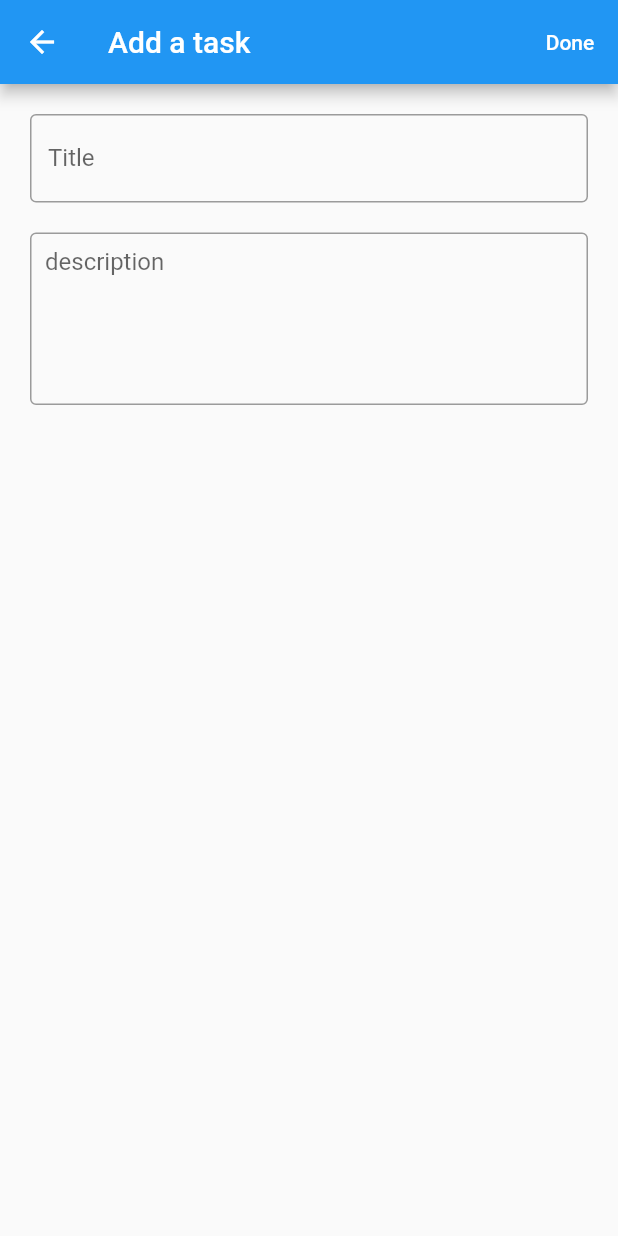
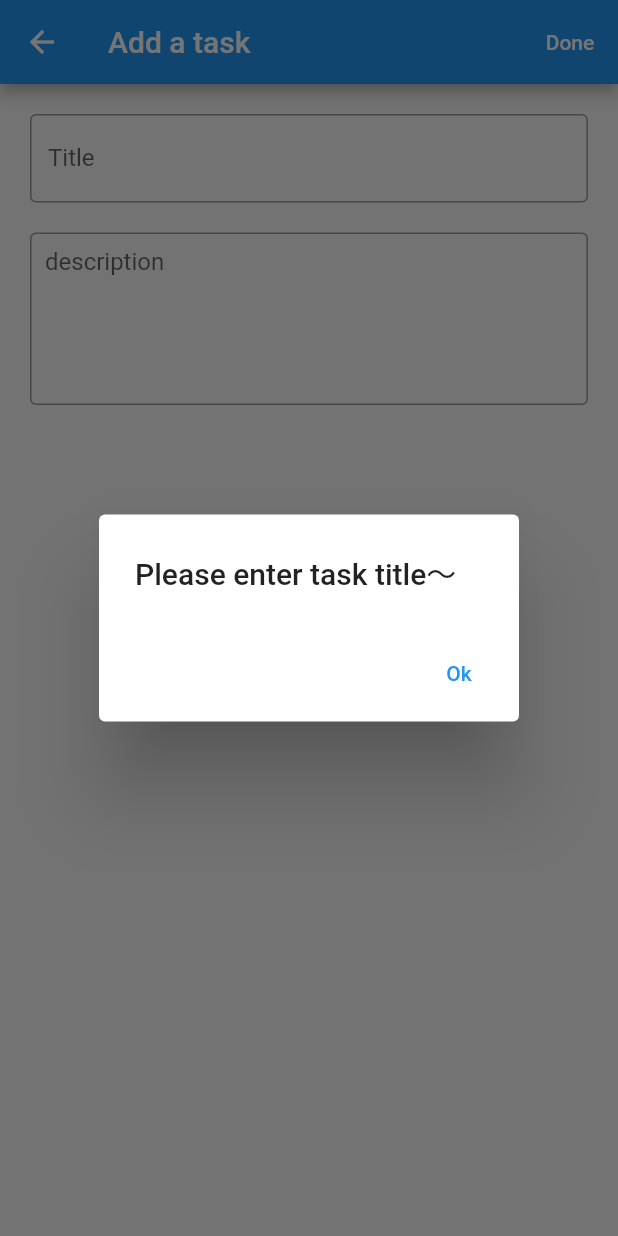
Before and after one commit to ZQ1297089376/TODOListDemo, a Flutter app: the EditTaskPage screen opened directly, after a tap on "Done", on a phone screen of 412 x 824 dp. Run offline on Flutter 3.47's test engine with Material 2 defaults, Android fonts, the phone set to English and light mode, and no system bars; our stand-ins replace sqflite; accounts and stored records are empty.

Commit message:
fixed bugs.

```diff
--- a/lib/components/db_tool.dart
+++ b/lib/components/db_tool.dart
@@ -23,7 +23,7 @@ class DataBase {
   `title` text not null,
   `description` text,
   `completed` integer not null,
-  `create_time` text
+  `create_time` timestamp default current_timestamp
   )
   ''';
 
@@ -31,13 +31,11 @@ class DataBase {
   insert into `task` (
   `title`,
   `description`,
-  `completed`,
-  `create_time`
+  `completed`
   ) values (
     'Slide left or right to delete task',
     'This is a demo',
-    0,
-    ''
+    0
   )
   ''';
 
--- a/lib/model/task.dart
+++ b/lib/model/task.dart
@@ -5,14 +5,14 @@ class Task {
   String title;
   String description;
   bool completed;
-  DateTime createTime;
+  String createTime;
 
   Task.fromMap(Map<String, dynamic> map) {
     id = map['id'];
     title = map['title'];
-    description = map['description'];
+    description = map['description'] ?? '';
     completed = map['completed'] == 1;
-    createTime = getCreateTime(map['create_time']);
+    createTime = map['create_time'];
   }
 
   Map<String, dynamic> toMap() {
@@ -24,17 +24,6 @@ class Task {
     if (id != null) {
       map['id'] = id;
     }
-    if (createTime == null) {
-      map['create_time'] = DateTime.now().millisecondsSinceEpoch.toString();
-    }
     return map;
   }
-
-  DateTime getCreateTime(String time) {
-    if (time == null || time.isEmpty) {
-      return DateTime.now();
-    } else {
-      return DateTime.fromMillisecondsSinceEpoch(int.parse(time));
-    }
-  }
 }
--- a/lib/page/edit_task_page.dart
+++ b/lib/page/edit_task_page.dart
@@ -1,7 +1,6 @@
 import 'package:flutter/material.dart';
 import 'package:todo_list_demo/components/db_tool.dart';
 import 'package:todo_list_demo/model/task.dart';
-import 'package:intl/intl.dart';
 
 class EditTaskPage extends StatefulWidget {
   const EditTaskPage({Key key, this.title, this.task}) : super(key: key);
@@ -16,7 +15,19 @@ class EditTaskPage extends StatefulWidget {
 
 class _EditTaskPageState extends State<EditTaskPage> {
 
+  String _taskTitle = '';
+  String _taskDesc = '';
+
+  @override
+  void initState() {
+    super.initState();
+    _taskTitle = widget.task.title;
+    _taskDesc = widget.task.description;
+  }
+
   onSubmit() async {
+    widget.task.title = _taskTitle;
+    widget.task.description = _taskDesc;
     DataBase db = DataBase();
     if (widget.task.id == null) {
       await db.insert(widget.task);
@@ -34,10 +45,11 @@ class _EditTaskPageState extends State<EditTaskPage> {
         actions: [
           TextButton(
             onPressed: () {
-              if (widget.task.title == null || widget.task.title.isEmpty) {
+              if (_taskTitle == null || _taskTitle == '') {
                 showDialog(context: context, builder: (c) => _buildAlertDialog());
+              } else {
+                onSubmit();
               }
-              onSubmit();
             },
             child: const Text(
               'Done',
@@ -55,14 +67,14 @@ class _EditTaskPageState extends State<EditTaskPage> {
           children: [
             TextField(
               controller: TextEditingController(
-                text: widget.task.title,
+                text: _taskTitle,
               ),
               decoration: const InputDecoration(
                   border: OutlineInputBorder(),
                   labelText: 'Title'
               ),
               onChanged: (v) {
-                widget.task.title = v;
+                _taskTitle = v;
               },
             ),
             const SizedBox(height: 20),
@@ -70,7 +82,7 @@ class _EditTaskPageState extends State<EditTaskPage> {
               minLines: 5,
               maxLines: 10,
               controller: TextEditingController(
-                text: widget.task.description,
+                text: _taskDesc,
               ),
               decoration: const InputDecoration(
                 contentPadding: EdgeInsets.all(10),
@@ -78,7 +90,7 @@ class _EditTaskPageState extends State<EditTaskPage> {
                 border: OutlineInputBorder()
               ),
               onChanged: (v) {
-                widget.task.description = v;
+                _taskDesc = v;
               },
             ),
           ],
@@ -105,13 +117,10 @@ class _EditTaskPageState extends State<EditTaskPage> {
     if (widget.task.createTime == null) {
       return const SizedBox.shrink();
     } else {
-      DateTime createTime = widget.task.createTime;
-      DateFormat formatter = DateFormat("yyyy-MM-dd HH:mm");
-      String time = formatter.format(createTime);
       return Container(
         height: 44,
         alignment: Alignment.center,
-        child: Text('Created at $time'),
+        child: Text('Created at ${widget.task.createTime}'),
       );
     }
   }
--- a/lib/page/home_page.dart
+++ b/lib/page/home_page.dart
@@ -54,8 +54,10 @@ class _HomePageState extends State<HomePage> {
   }
 
   addTask() async {
-    Navigator.of(context).push(MaterialPageRoute(
-        builder: (c) => EditTaskPage(title: 'Add a task', task: Task()))).then((v) {
+    Navigator.of(context)
+        .push(MaterialPageRoute(
+            builder: (c) => EditTaskPage(title: 'Add a task', task: Task())))
+        .then((v) {
       filterTasks(0);
     });
   }
@@ -129,16 +131,15 @@ class _HomePageState extends State<HomePage> {
           alignment: Alignment.centerLeft,
           child: Text(
             getFilterTitle(),
-            style: const TextStyle(
-              fontWeight: FontWeight.bold
-            ),
+            style: const TextStyle(fontWeight: FontWeight.bold),
           ),
         ),
         Expanded(
           child: _isLoading
               ? const Center(
                   child: CircularProgressIndicator(),
-          ) : ListView.separated(
+                )
+              : ListView.separated(
                   separatorBuilder: (context, index) => Divider(
                     thickness: 1,
                     height: 1,
@@ -178,8 +179,8 @@ class _HomePageState extends State<HomePage> {
                       },
                       confirmDismiss: (v) async {
                         var _alertDialog = AlertDialog(
-                    title:
-                    Text('"${task.title}" will be permanently deleted.'),
+                          title: Text(
+                              '"${task.title}" will be permanently deleted.'),
                           actions: <Widget>[
                             TextButton(
                               onPressed: () {
@@ -213,15 +214,15 @@ class _HomePageState extends State<HomePage> {
   Widget _buildItem(Task task) {
     return InkWell(
       onTap: () {
-        Navigator.of(context).push(MaterialPageRoute(
-            builder: (c) => EditTaskPage(title: 'Edit', task: task))).then((v) {
+        Navigator.of(context)
+            .push(MaterialPageRoute(
+                builder: (c) => EditTaskPage(title: 'Edit', task: task)))
+            .then((v) {
           setState(() {});
         });
       },
       child: Container(
-        constraints: const BoxConstraints(
-            minHeight: 60
-        ),
+        constraints: const BoxConstraints(minHeight: 60),
         child: Row(
           children: [
             Checkbox(
@@ -233,15 +234,28 @@ class _HomePageState extends State<HomePage> {
             Expanded(
               child: Padding(
                 padding: const EdgeInsets.symmetric(vertical: 10),
-                child: Column(
+                child: task.description == null || task.description == ''
+                    ? Text(
+                        task.title ?? '',
+                        style: TextStyle(
+                            color:
+                                task.completed ? Colors.grey : Colors.black87,
+                            decoration: task.completed
+                                ? TextDecoration.lineThrough
+                                : TextDecoration.none),
+                      )
+                    : Column(
                         crossAxisAlignment: CrossAxisAlignment.start,
                         children: [
                           Text(
-                      task.title,
+                            task.title ?? '',
                             style: TextStyle(
-                          color: task.completed ? Colors.grey : Colors.black87,
-                          decoration: task.completed ? TextDecoration.lineThrough : TextDecoration.none
-                      ),
+                                color: task.completed
+                                    ? Colors.grey
+                                    : Colors.black87,
+                                decoration: task.completed
+                                    ? TextDecoration.lineThrough
+                                    : TextDecoration.none),
                           ),
                           const SizedBox(height: 4),
                           Text(
@@ -250,8 +264,9 @@ class _HomePageState extends State<HomePage> {
                             overflow: TextOverflow.ellipsis,
                             style: TextStyle(
                                 color: Colors.grey[400],
-                          decoration: task.completed ? TextDecoration.lineThrough : TextDecoration.none
-                      ),
+                                decoration: task.completed
+                                    ? TextDecoration.lineThrough
+                                    : TextDecoration.none),
                           )
                         ],
                       ),
```
Lines whose indentation alone changed are shown as unchanged.
